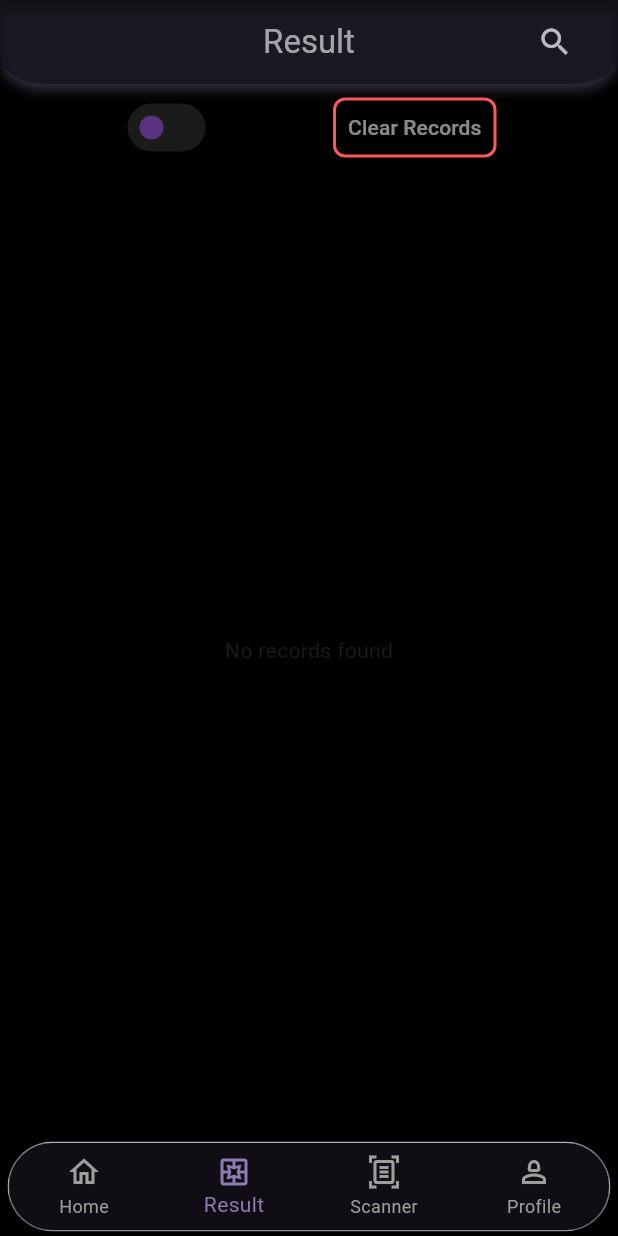
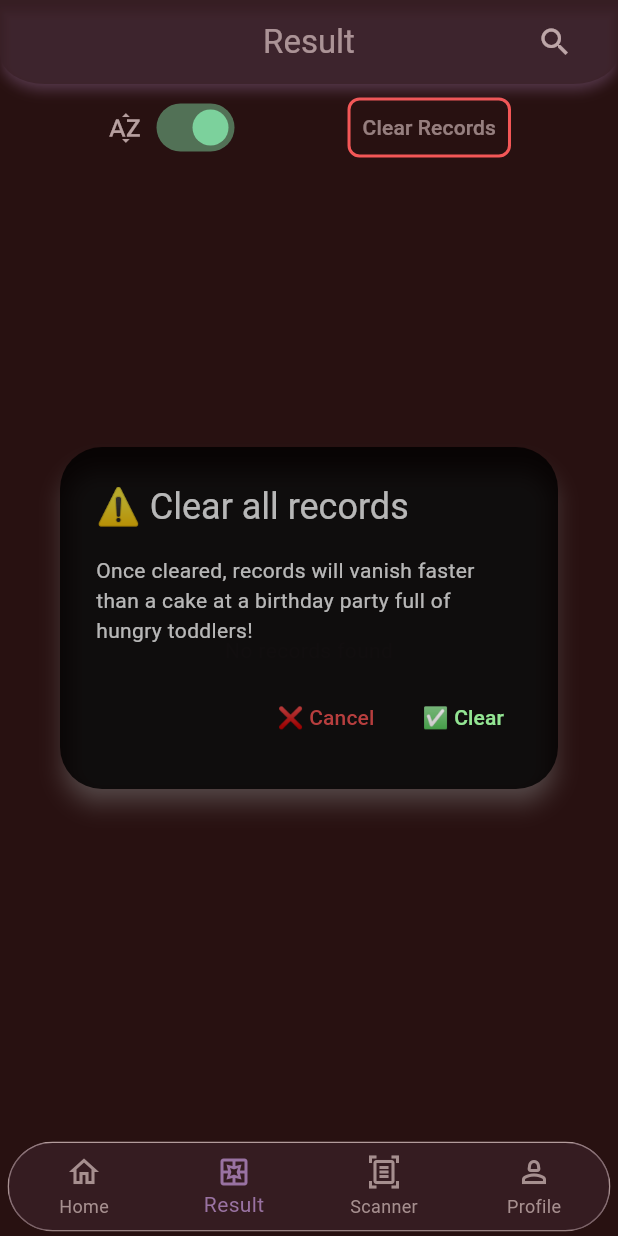
Before and after one commit to amartripathi0/Bi-Gaze, a Flutter app: the screen it shows after launch, item 2 of the bottom bar chosen, after a tap on "Clear Records", on a phone screen of 412 x 824 dp. Run offline on Flutter 3.47's test engine with Material 3 defaults, Android fonts, the phone set to English and light mode, and no system bars; our stand-ins replace animated_splash_screen, camera, fl_chart, glass_kit, glassmorphism, hive and 2 more; missing offline and left inert: dart_ping, flutter_tflite, giffy_dialog, internet_speed_meter, simple_animated_button; accounts and stored records are empty.

Commit message:
Result page clear records diaogue added

```diff
--- a/lib/ui/page/result_page.dart
+++ b/lib/ui/page/result_page.dart
@@ -1,15 +1,17 @@
-// ignore_for_file: deprecated_member_use, avoid_print
+import 'dart:developer';
+
 import 'package:bigaze/helper/boxes.dart';
 import 'package:bigaze/ui/page/common/widget/bottomnavigationbar.dart';
 import 'package:bigaze/ui/page/profile_page.dart';
 import 'package:bigaze/ui/page/scanner_page.dart';
-import 'package:bigaze/widgets/coolcard.dart';
+
 import 'package:flutter/material.dart';
 import 'package:bigaze/ui/page/common/widget/appbar.dart';
 import 'package:bigaze/ui/page/home_page.dart';
 import 'package:bigaze/model/proctor_model.dart';
 import 'package:bigaze/ui/page/records_detailed.dart';
 
+import '../../widgets/coolcard.dart';
 import '../theme/color/alertcolors.dart';
 
 class ResultsPage extends StatefulWidget {
@@ -21,7 +23,7 @@ class ResultsPage extends StatefulWidget {
 
 class _ResultsPageState extends State<ResultsPage> {
   int _currentIndex = 1;
-  final bool _isAscending = true;
+  bool _isAscending = true; // Variable to toggle sorting order
 
   void _onItemTapped(int index) {
     setState(() {
@@ -36,10 +38,7 @@ class _ResultsPageState extends State<ResultsPage> {
         );
         break;
       case 1:
-        Navigator.push(
-          context,
-          MaterialPageRoute(builder: (context) => const ResultsPage()),
-        );
+        // Do nothing if already on ResultsPage
         break;
       case 2:
         Navigator.push(
@@ -55,6 +54,12 @@ class _ResultsPageState extends State<ResultsPage> {
         break;
       // Add cases for other indexes as needed
     }
+  }
+
+  void _toggleSortingOrder() {
+    setState(() {
+      _isAscending = !_isAscending; // Toggle between ascending and descending
+    });
   }
 
   @override
@@ -73,11 +78,6 @@ class _ResultsPageState extends State<ResultsPage> {
           currentIndex: _currentIndex, // Pass current index
           onTap: _onItemTapped, // Handle tap event
         ),
-        // floatingActionButton: const SizedBox(
-        //   width: 130, // Adjust the width as needed
-        //   child: ClearRecordsButton(),
-        // ),
-        // floatingActionButtonLocation: FloatingActionButtonLocation.centerFloat,
         appBar: ResultAppBar(
           title: "Result",
           actions: [
@@ -99,16 +99,28 @@ class _ResultsPageState extends State<ResultsPage> {
             const SizedBox(
               height: 5,
             ),
-            const Row(
+            Row(
               mainAxisAlignment: MainAxisAlignment.spaceEvenly,
               children: [
+                Row(
+                  children: [
+                    const Icon(
+                      Icons.sort_by_alpha,
+                      color: Colors.white70,
+                    ),
+                    const SizedBox(width: 5), // Adjust spacing as needed
                     Switch(
-                  value: false,
-                  onChanged: null,
+                      value: _isAscending,
+                      onChanged: (value) {
+                        _toggleSortingOrder(); // Toggle sorting order on switch change
+                      },
                       activeColor: Colors.greenAccent,
-                  inactiveThumbColor: Color.fromARGB(255, 89, 50, 128),
+                      inactiveThumbColor:
+                          const Color.fromARGB(255, 89, 50, 128),
                     ),
-                ClearRecordsButton(),
+                  ],
+                ),
+                const ClearRecordsButton(),
               ],
             ),
             Expanded(child: _buildResultsList(context)),
@@ -122,9 +134,10 @@ class _ResultsPageState extends State<ResultsPage> {
     List<ProctorModel> records =
         boxProctor.values.cast<ProctorModel>().toList();
 
-    // Sort records
-    records.sort((a, b) =>
-        _isAscending ? a.date.compareTo(b.date) : b.date.compareTo(a.date));
+    // Sort records based on _isAscending flag
+    records.sort((a, b) => _isAscending
+        ? a.time[0].compareTo(b.time[0])
+        : b.time[0].compareTo(a.time[0]));
 
     if (records.isEmpty) {
       return const Center(child: Text('No records found'));
@@ -138,7 +151,8 @@ class _ResultsPageState extends State<ResultsPage> {
               children: [
                 GlassListTile(
                   recordId: 'Record ID: ${record.id}',
-                  dateOfProctor: 'Date : ${record.date}',
+                  dateOfProctor:
+                      'Date : ${record.date}  | Time : ${record.time[0]}',
                   destinationPage: RecordDetailsPage(record: record),
                 ),
                 const SizedBox(
@@ -160,31 +174,66 @@ class ClearRecordsButton extends StatelessWidget {
   Widget build(BuildContext context) {
     return ElevatedButton(
       onPressed: () async {
+        // Show confirmation dialog
+        showDialog(
+          barrierColor: const Color.fromARGB(51, 199, 84, 84),
+          context: context,
+          builder: (BuildContext context) {
+            return AlertDialog(
+              backgroundColor: const Color.fromARGB(207, 0, 0, 0),
+              shadowColor: const Color.fromARGB(255, 176, 168, 168),
+              title: const Text(
+                "⚠️ Clear all records",
+                style: TextStyle(color: Colors.white70),
+              ),
+              content: const Text(
+                  "Once cleared, records will vanish faster than a cake at a birthday party full of hungry toddlers!",
+                  style: TextStyle(color: Colors.white70)),
+              actions: <Widget>[
+                TextButton(
+                  onPressed: () {
+                    Navigator.of(context).pop(); // Close dialog
+                  },
+                  child: const Text("❌ Cancel",
+                      style:
+                          TextStyle(color: Color.fromARGB(179, 255, 83, 83))),
+                ),
+                TextButton(
+                  onPressed: () async {
                     try {
                       boxProctor.clear();
-          print('All records cleared');
+                      log('All records cleared');
                       // Rebuild the UI after clearing records
                       // ignore: invalid_use_of_protected_member
                       (context as Element).reassemble();
+                      Navigator.of(context).pop(); // Close dialog
                     } catch (e) {
-          print('Error clearing records: $e');
+                      log('Error clearing records: $e');
                       // Handle error here, such as showing an error message to the user
+                      Navigator.of(context).pop(); // Close dialog on error
                     }
+                  },
+                  child: const Text("✅ Clear",
+                      style:
+                          TextStyle(color: Color.fromARGB(228, 163, 255, 163))),
+                ),
+              ],
+            );
+          },
+        );
       },
       style: ButtonStyle(
         elevation: MaterialStateProperty.all(5),
-        padding: const MaterialStatePropertyAll(EdgeInsets.all(10)),
+        padding: MaterialStateProperty.all(const EdgeInsets.all(10)),
         backgroundColor:
             MaterialStateProperty.all(const Color.fromARGB(85, 0, 0, 0)),
         shape: MaterialStateProperty.all(
           RoundedRectangleBorder(
             side: const BorderSide(
-              color: AlertButtonColors
-                  .endsessioncolor, // Specify your border color here
-              width: 2, // Specify the border width
+              color: AlertButtonColors.endsessioncolor,
+              width: 2,
             ),
-            borderRadius:
-                BorderRadius.circular(8), // Adjust the border radius as needed
+            borderRadius: BorderRadius.circular(8),
           ),
         ),
       ),
@@ -298,7 +347,7 @@ class RecordSearchDelegate extends SearchDelegate<ProctorModel?> {
           .copyWith(color: Colors.white), // Change icon color
       brightness: Brightness.dark, // Adjust brightness if needed
       textTheme: theme.textTheme.copyWith(
-        headline6: const TextStyle(
+        titleLarge: const TextStyle(
           color: Color.fromARGB(255, 197, 197, 197),
           fontSize: 18,
         ), // Adjust text style
```
Lines whose indentation alone changed are shown as unchanged.
